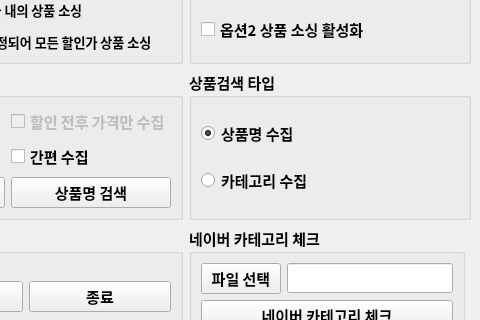
The window that AliExpressShoppingCrawller/driver/main_ui.ui (TomLee9903/TomLee9903) describes before a commit, drawn with Qt 5; both pictures show x 141 to 621 and y 186 to 506 of the 621 by 713 pixel window.
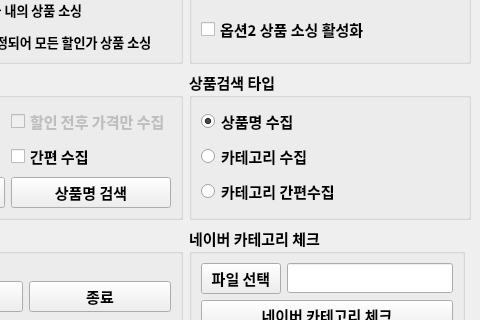
The same window after the commit.

Commit message:
[AliExpress] 알리익스프레스 11차 업데이트
 -. 카테고리 간편수집 기능 추가
 -. 간편수집에 판매수량/배송비 추가 수집 기능 추가

```diff
--- a/AliExpressShoppingCrawller/driver/main_ui.ui
+++ b/AliExpressShoppingCrawller/driver/main_ui.ui
@@ -201,6 +201,13 @@
          </property>
         </widget>
        </item>
+       <item row="2" column="0">
+        <widget class="QRadioButton" name="category_simple_radio">
+         <property name="text">
+          <string>카테고리 간편수집</string>
+         </property>
+        </widget>
+       </item>
       </layout>
      </widget>
     </item>
```
Left out of the diff: 5 changed lines with no effect on the pictures. The commit also changes 2 other files.
